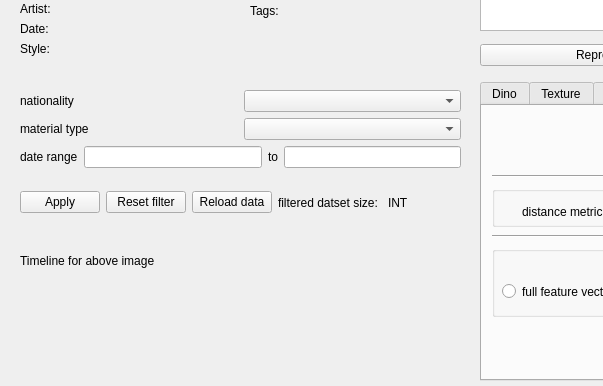
Above: deepsim_analyzer/ds_dashboard/form.ui from jonathan-gerb/deepsim-analyzer before the change; both pictures show x 0 to 603 and y 380 to 766 of the 1534 by 766 pixel window. Below: the same form after it.
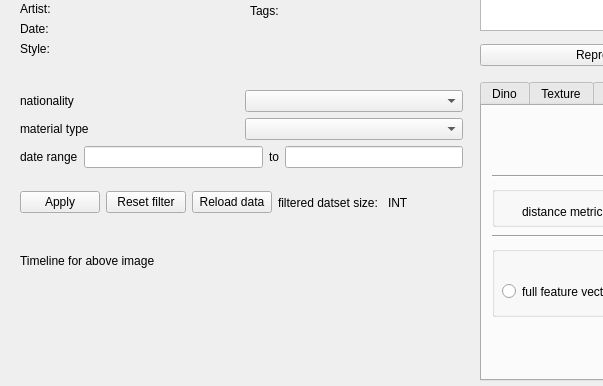
That is the form after the change. The open tabs and pages were chosen to show the change. Icons and pictures are not drawn. Custom widgets are drawn as their Qt base class.

```diff
--- a/deepsim_analyzer/ds_dashboard/form.ui
+++ b/deepsim_analyzer/ds_dashboard/form.ui
@@ -74,7 +74,7 @@
       <rect>
        <x>10</x>
        <y>10</y>
-       <width>441</width>
+       <width>443</width>
        <height>141</height>
       </rect>
      </property>
```
Left out of the diff: 178 changed lines with no effect on the pictures.
